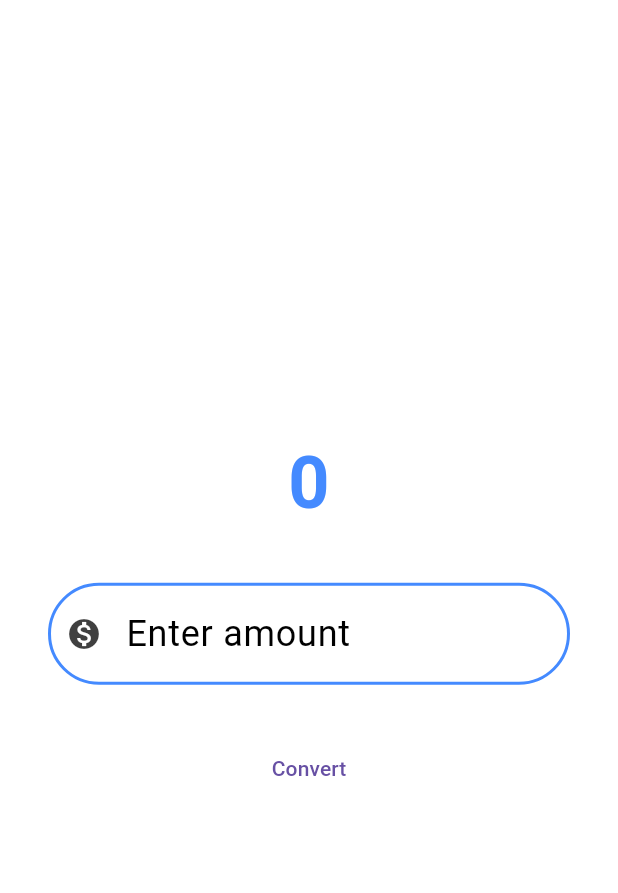
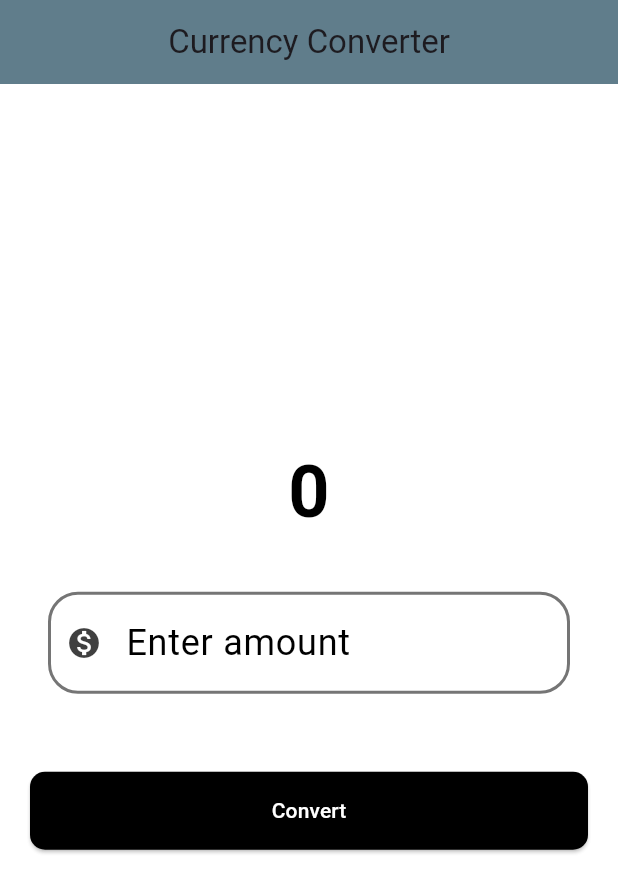
Before and after one commit to MutumaDerick/currency_converter, a Flutter app: the screen it shows after launch, on a phone screen of 412 x 824 dp. Shown: the top 893 px of the screen. Run offline on Flutter 3.47's test engine with Material 3 defaults, Android fonts, the phone set to English and light mode, and no system bars.

Commit message:
Added app bar and textstyle

```diff
--- a/lib/currency_converter_material_page.dart
+++ b/lib/currency_converter_material_page.dart
@@ -1,4 +1,8 @@
 import 'package:flutter/material.dart';
+// 1. Create a variable that stores the converted currency value
+// 2. Create a function that multiplesthe value given by the text field by 0.75
+// 3. Store the value in the variable
+// 4. Display the value in the Text widget
 
 class CurrencyConverterMaterialPage extends StatelessWidget {
   const CurrencyConverterMaterialPage({super.key});
@@ -7,14 +11,20 @@ class CurrencyConverterMaterialPage extends StatelessWidget {
   Widget build(BuildContext context) {
     final border = OutlineInputBorder(
         borderSide: const BorderSide(
-          color: Colors.blueAccent,
+          color: Colors.black54,
           width: 2,
           style: BorderStyle.solid,
         ),
-        borderRadius: BorderRadius.circular(60));
+        borderRadius: BorderRadius.circular(20));
 
     return Scaffold(
       backgroundColor: Colors.white54,
+      appBar: AppBar(
+        title: const Text('Currency Converter'),
+        centerTitle: true,
+        backgroundColor: Colors.blueGrey,
+        elevation: 0,
+      ),
       body: Center(
         child: Column(
           mainAxisAlignment: MainAxisAlignment.center,
@@ -25,7 +35,7 @@ class CurrencyConverterMaterialPage extends StatelessWidget {
               style: TextStyle(
                   fontSize: 48,
                   fontWeight: FontWeight.bold,
-                  color: Colors.blueAccent),
+                  color: Colors.black),
             ),
             Container(
               padding: const EdgeInsets.all(16),
@@ -50,12 +60,26 @@ class CurrencyConverterMaterialPage extends StatelessWidget {
                 ),
                 keyboardType: const TextInputType.numberWithOptions(
                   decimal: true,
-                  ),
+                ),
               ),
             ),
-            TextButton(
-              onPressed: () {},
-              child: Text('Convert'),
+            Padding(
+              padding: const EdgeInsets.all(20),
+              child: ElevatedButton(
+                style: TextButton.styleFrom(
+                  foregroundColor: Colors.white,
+                  backgroundColor: Colors.black,
+                  minimumSize: const Size(double.infinity, 50),
+                  padding: const EdgeInsets.all(16),
+                  shape: RoundedRectangleBorder(
+                    borderRadius: BorderRadius.circular(10),
+                  ),
+                ),
+                onPressed: () {
+                  debugPrint('Button pressed');
+                },
+                child: const Text('Convert'),
+              ),
             ),
           ],
         ),
```
